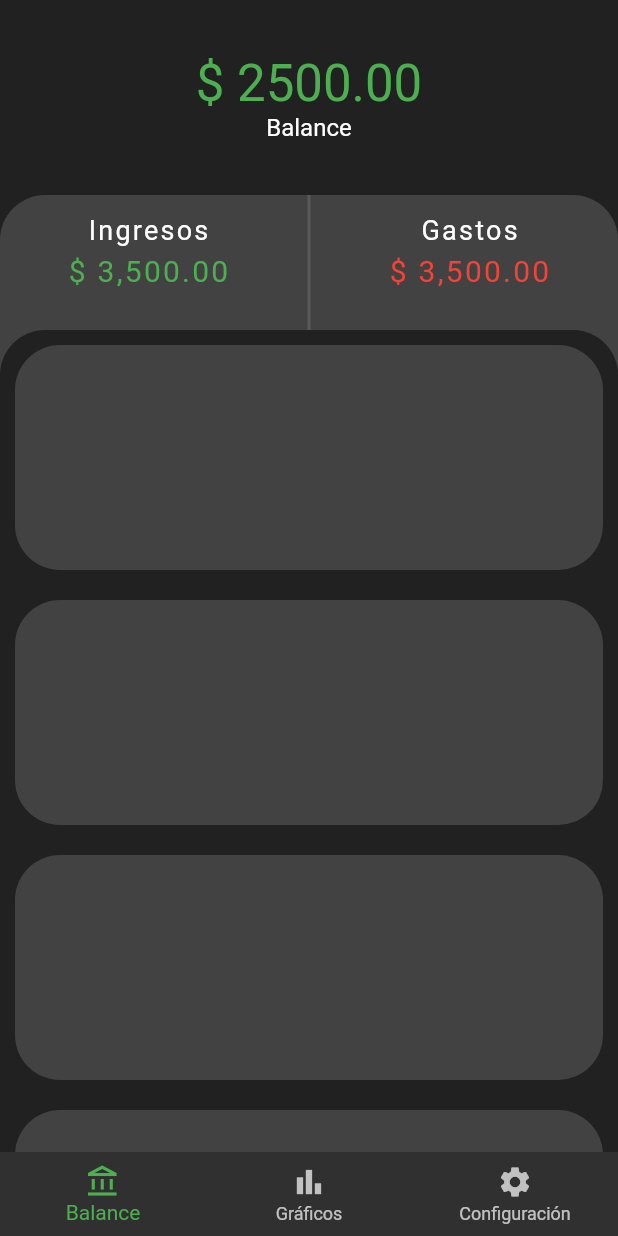
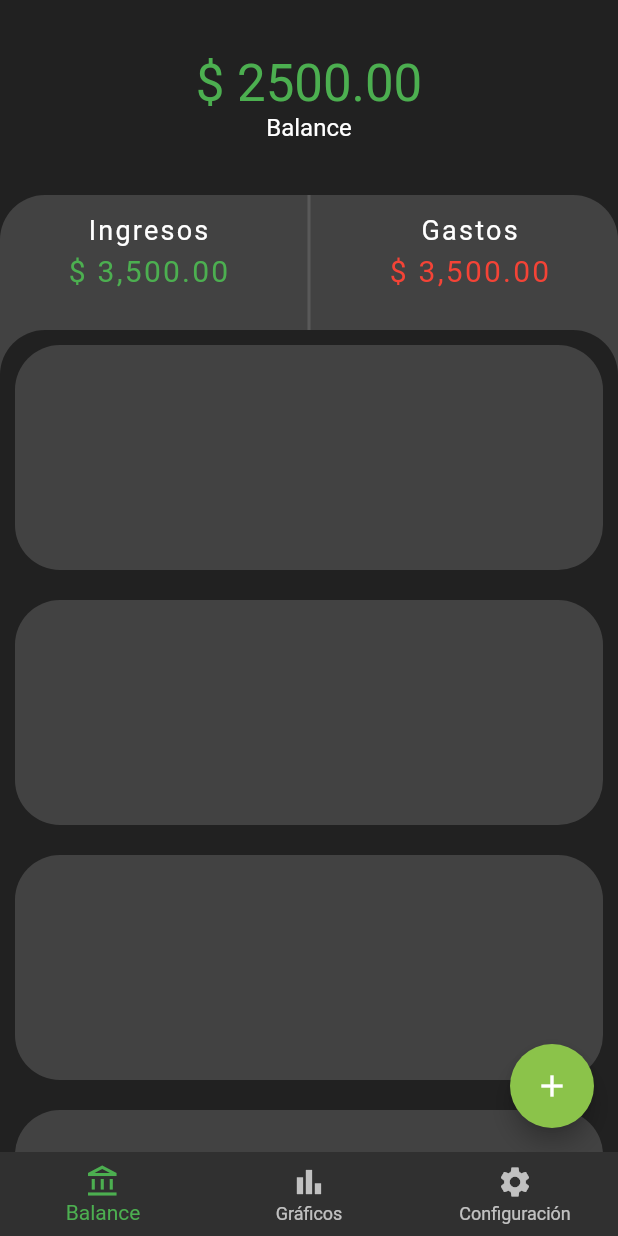
Before and after one commit to oscarvr10/Expenses-App, a Flutter app: the screen it shows after launch, on a phone screen of 412 x 824 dp. Run offline on Flutter 3.47's test engine with Material 2 defaults, Android fonts, the phone set to English and light mode, and no system bars; drawn by our look-alikes of flutter_speed_dial.

Commit message:
Created custom floating action button

```diff
--- a/lib/main.dart
+++ b/lib/main.dart
@@ -1,3 +1,5 @@
+import 'package:exp_app/pages/add_entries.dart';
+import 'package:exp_app/pages/add_expenses.dart';
 import 'package:exp_app/providers/ui_provider.dart';
 import 'package:flutter/material.dart';
 import 'package:provider/provider.dart';
@@ -27,12 +29,18 @@ class MyApp extends StatelessWidget {
         bottomNavigationBarTheme: const BottomNavigationBarThemeData(
           selectedItemColor: Colors.green,
         ),
+        floatingActionButtonTheme: const FloatingActionButtonThemeData(
+          backgroundColor: Colors.lightGreen,
+          foregroundColor: Colors.white,
+        ),
         scaffoldBackgroundColor: Colors.grey[900],
         primaryColorDark: Colors.grey[800],
       ),
       initialRoute: 'home',
       routes: {
         'home': (_) => const HomePage(),
+        'addEntries': (_) => const AddEntries(),
+        'addExpenses': (_) => const AddExpenses(),
       },
     );
   }
--- a/lib/pages/balance_page.dart
+++ b/lib/pages/balance_page.dart
@@ -1,6 +1,7 @@
 import 'dart:math';
 
 import 'package:exp_app/widgets/balance_page_wt/back_sheet.dart';
+import 'package:exp_app/widgets/balance_page_wt/custom_fab.dart';
 import 'package:exp_app/widgets/balance_page_wt/front_sheet.dart';
 import 'package:flutter/material.dart';
 
@@ -40,7 +41,9 @@ class _BalancePageState extends State<BalancePage> {
 
   @override
   Widget build(BuildContext context) {
-    return CustomScrollView(
+    return Scaffold(
+      floatingActionButton: const CustomFAB(),
+      body: CustomScrollView(
         controller: _scrollController,
         slivers: [
           SliverAppBar(
@@ -73,6 +76,7 @@ class _BalancePageState extends State<BalancePage> {
             ]),
           )
         ],
+      ),
     );
   }
 }
--- /dev/null
+++ b/lib/utils/page_animation_routes.dart
@@ -0,0 +1,33 @@
+import 'package:flutter/material.dart';
+
+class PageAnimationRoutes extends PageRouteBuilder {
+  final Widget widget;
+  final double axisX;
+  final double axisY;
+  final Curve curveAnimation;
+
+  PageAnimationRoutes(
+      {required this.widget,
+      required this.axisX,
+      required this.axisY,
+      required this.curveAnimation})
+      : super(
+          transitionDuration: const Duration(milliseconds: 600),
+          transitionsBuilder: (BuildContext context,
+              Animation<double> animation,
+              Animation<double> secondAnimation,
+              Widget child) {
+            animation =
+                CurvedAnimation(parent: animation, curve: curveAnimation);
+            return ScaleTransition(
+              alignment: Alignment(axisX, axisY),
+              scale: animation,
+              child: child,
+            );
+          },
+          pageBuilder: (BuildContext context, Animation<double> animation,
+              Animation<double> secondAnimation) {
+            return widget;
+          },
+        );
+}
--- /dev/null
+++ b/lib/widgets/balance_page_wt/custom_fab.dart
@@ -0,0 +1,59 @@
+import 'package:exp_app/pages/add_entries.dart';
+import 'package:exp_app/pages/add_expenses.dart';
+import 'package:exp_app/utils/page_animation_routes.dart';
+import 'package:flutter/material.dart';
+import 'package:flutter_speed_dial/flutter_speed_dial.dart';
+
+class CustomFAB extends StatelessWidget {
+  const CustomFAB({super.key});
+
+  @override
+  Widget build(BuildContext context) {
+    List<SpeedDialChild> childButtons = [];
+
+    childButtons.add(SpeedDialChild(
+      backgroundColor: Colors.red,
+      child: const Icon(Icons.remove),
+      label: 'Gasto',
+      labelStyle: const TextStyle(fontSize: 16.0),
+      onTap: () {
+        Navigator.push(
+          context,
+          PageAnimationRoutes(
+            widget: const AddExpenses(),
+            axisX: 0.8,
+            axisY: 0.8,
+            curveAnimation: Curves.easeOutBack,
+          ),
+        );
+      },
+    ));
+
+    childButtons.add(SpeedDialChild(
+      backgroundColor: Colors.green,
+      child: const Icon(Icons.add),
+      label: 'Ingreso',
+      labelStyle: const TextStyle(fontSize: 16.0),
+      onTap: () {
+        Navigator.push(
+          context,
+          PageAnimationRoutes(
+            widget: const AddEntries(),
+            axisX: 0.8,
+            axisY: -0.8,
+            curveAnimation: Curves.easeOutBack,
+          ),
+        );
+      },
+    ));
+
+    return SpeedDial(
+      icon: Icons.add,
+      activeIcon: Icons.close,
+      spacing: 15.0,
+      childMargin: const EdgeInsets.symmetric(horizontal: 10.0),
+      childrenButtonSize: const Size(55.0, 55.0),
+      children: childButtons,
+    );
+  }
+}
--- a/pubspec.yaml
+++ b/pubspec.yaml
@@ -36,6 +36,8 @@ dependencies:
   # Use with the CupertinoIcons class for iOS style icons.
   cupertino_icons: ^1.0.2
   provider: ^6.0.5
+  flutter_speed_dial: ^6.2.0
+
 dev_dependencies:
   flutter_test:
     sdk: flutter
```
Also changed, not shown: lib/pages/add_entries.dart (added, +17 -0 lines), lib/pages/add_expenses.dart (added, +17 -0 lines). Lines whose indentation alone changed are shown as unchanged.
